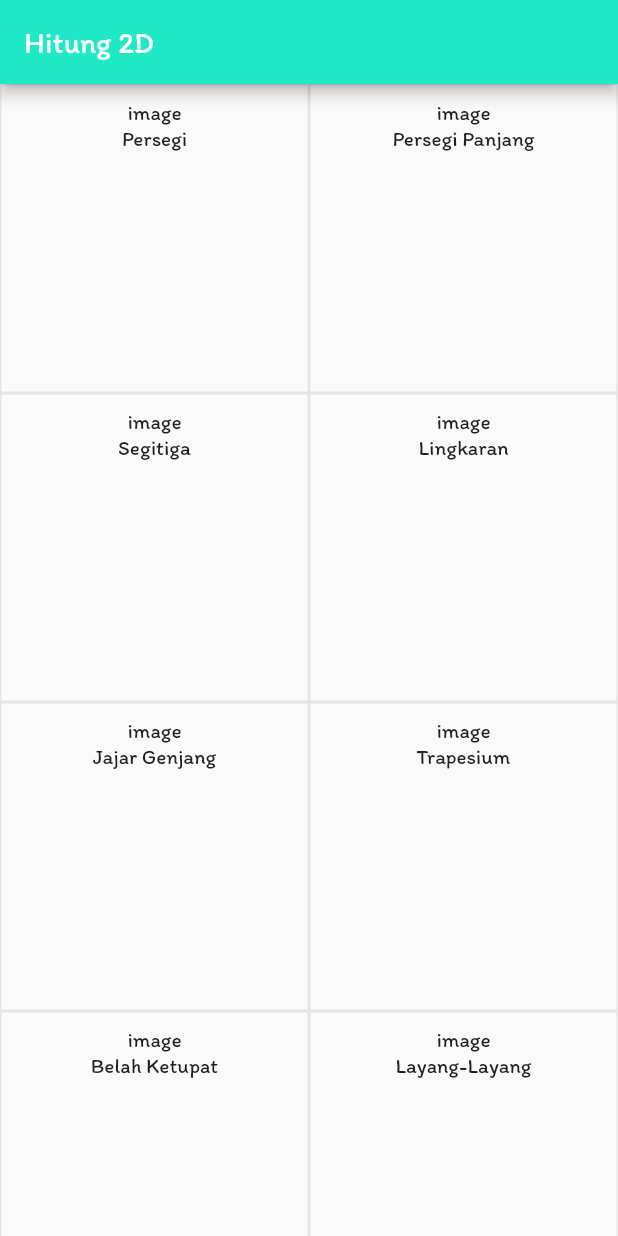
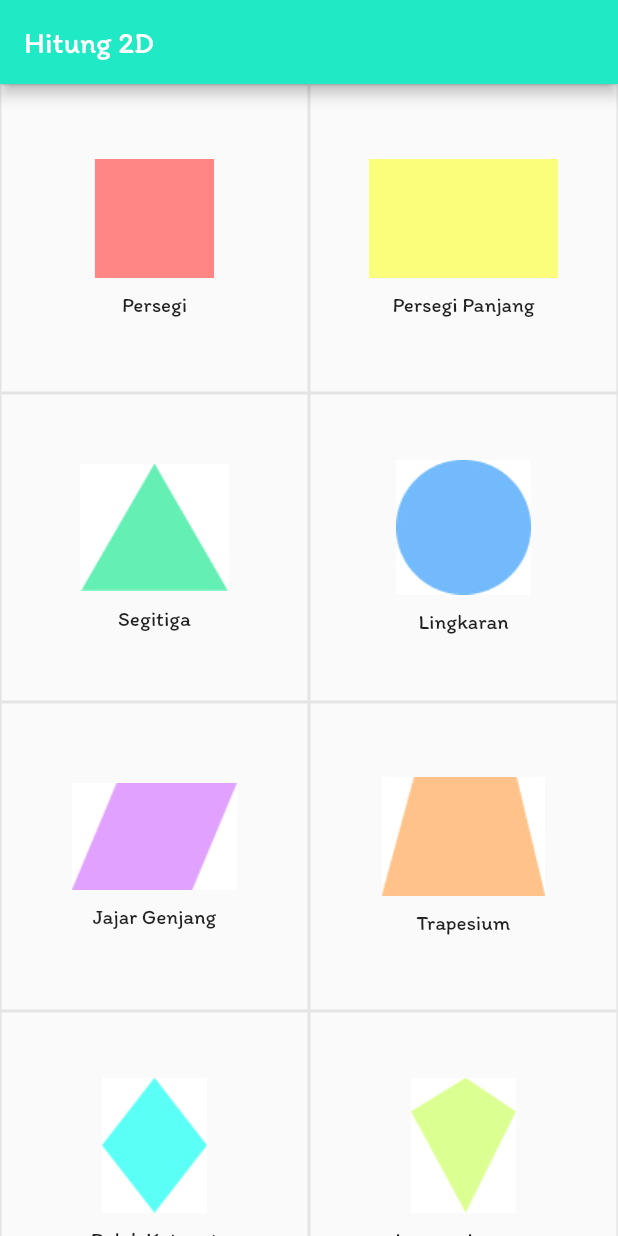
Before and after one commit to DhaniAM/Flutter-hitung-2D, a Flutter app: the screen it shows after launch, on a phone screen of 412 x 824 dp. Run offline on Flutter 3.47's test engine with Material 2 defaults, Android fonts, the phone set to English and light mode, and no system bars.

Commit message:
added img for each tile in homepage

```diff
--- a/lib/geometry_tile.dart
+++ b/lib/geometry_tile.dart
@@ -2,7 +2,10 @@ import 'package:flutter/material.dart';
 
 class GeometryTile extends StatelessWidget {
   final String geometryName;
-  const GeometryTile({Key? key, required this.geometryName}) : super(key: key);
+  final String geometryImg;
+  const GeometryTile(
+      {Key? key, required this.geometryName, required this.geometryImg})
+      : super(key: key);
 
   @override
   Widget build(BuildContext context) {
@@ -12,10 +15,13 @@ class GeometryTile extends StatelessWidget {
           color: const Color.fromRGBO(205, 205, 205, 0.5),
         ),
       ),
-      padding: const EdgeInsets.all(10),
       child: Column(
+        mainAxisAlignment: MainAxisAlignment.center,
         children: <Widget>[
-          const Text('image'),
+          Image(
+            image: AssetImage(geometryImg),
+          ),
+          const SizedBox(height: 10),
           Text(geometryName),
         ],
       ),
--- a/lib/home_page.dart
+++ b/lib/home_page.dart
@@ -17,14 +17,38 @@ class HomePage extends StatelessWidget {
       body: GridView.count(
         crossAxisCount: 2,
         children: const <GeometryTile>[
-          GeometryTile(geometryName: 'Persegi'),
-          GeometryTile(geometryName: 'Persegi Panjang'),
-          GeometryTile(geometryName: 'Segitiga'),
-          GeometryTile(geometryName: 'Lingkaran'),
-          GeometryTile(geometryName: 'Jajar Genjang'),
-          GeometryTile(geometryName: 'Trapesium'),
-          GeometryTile(geometryName: 'Belah Ketupat'),
-          GeometryTile(geometryName: 'Layang-Layang'),
+          GeometryTile(
+            geometryName: 'Persegi',
+            geometryImg: 'assets/img/persegi.jpg',
+          ),
+          GeometryTile(
+            geometryName: 'Persegi Panjang',
+            geometryImg: 'assets/img/persegi-panjang.jpg',
+          ),
+          GeometryTile(
+            geometryName: 'Segitiga',
+            geometryImg: 'assets/img/segitiga.jpg',
+          ),
+          GeometryTile(
+            geometryName: 'Lingkaran',
+            geometryImg: 'assets/img/lingkaran.jpg',
+          ),
+          GeometryTile(
+            geometryName: 'Jajar Genjang',
+            geometryImg: 'assets/img/jajar-genjang.jpg',
+          ),
+          GeometryTile(
+            geometryName: 'Trapesium',
+            geometryImg: 'assets/img/trapesium.jpg',
+          ),
+          GeometryTile(
+            geometryName: 'Belah Ketupat',
+            geometryImg: 'assets/img/belah-ketupat.jpg',
+          ),
+          GeometryTile(
+            geometryName: 'Layang-Layang',
+            geometryImg: 'assets/img/layang-layang.jpg',
+          ),
         ],
       ),
     );
--- a/pubspec.yaml
+++ b/pubspec.yaml
@@ -58,6 +58,9 @@ flutter:
   # included with your application, so that you can use the icons in
   # the material Icons class.
   uses-material-design: true
+  assets:
+    - assets/fonts/
+    - assets/img/
   fonts:
     - family: Itim
       fonts:
```
